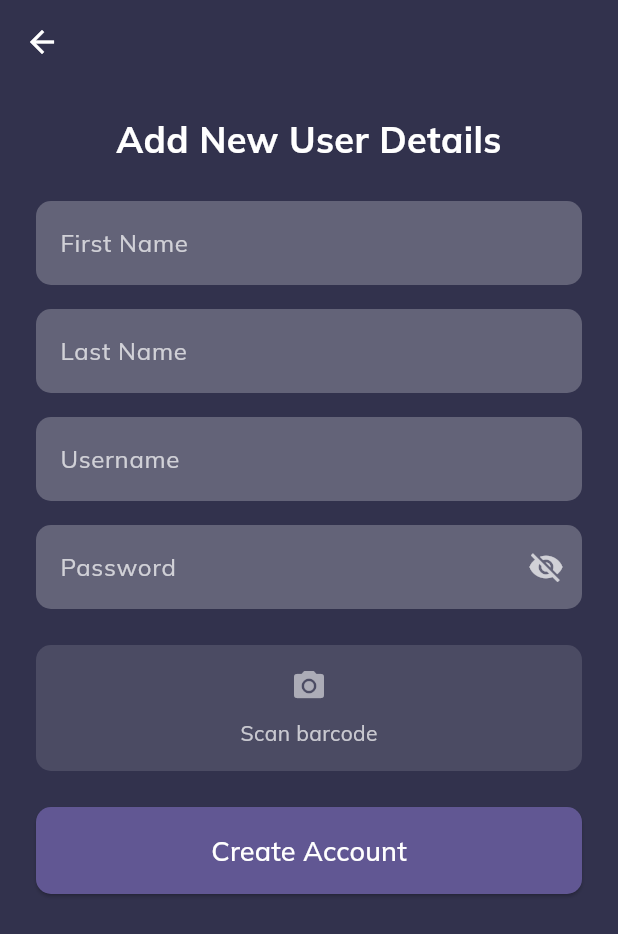
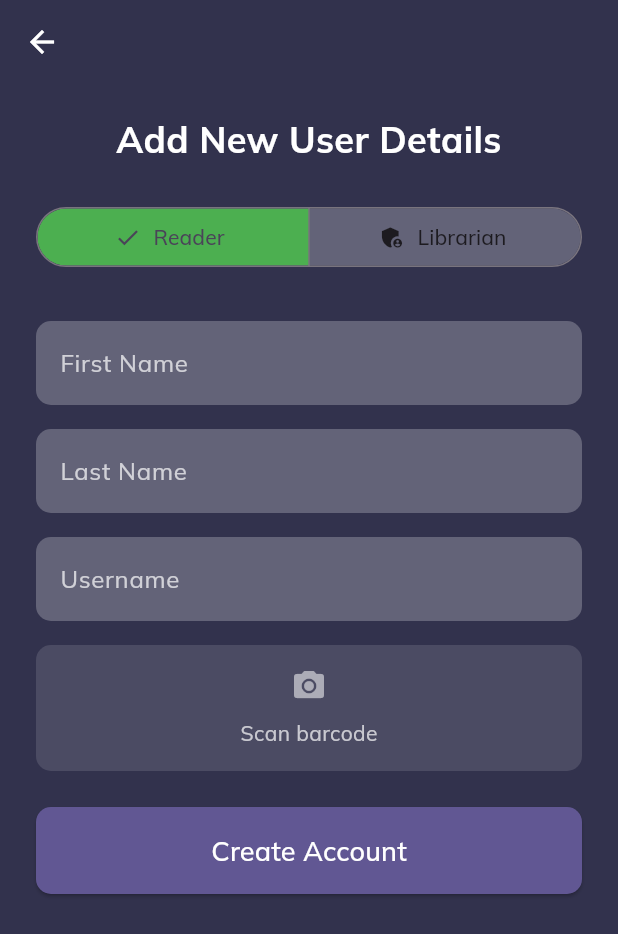
Before and after one commit to smitpatel24/libraryapp, a Flutter app: the AddUserPage screen opened directly, on a phone screen of 412 x 824 dp. Shown: the top 934 px of the screen. Run offline on Flutter 3.47's test engine with Material 3 defaults, Android fonts, the light colour scheme and no system bars; our stand-ins replace bot_toast, flutter_screenutil, flutter_svg, get, google_fonts, image_picker and 4 more; missing offline and left inert: flutter_barcode_scanner; accounts and stored records are empty.

Commit message:
feat:(add user) now can add user as reader or librarian

```diff
--- a/lib/admin/AddUserPage.dart
+++ b/lib/admin/AddUserPage.dart
@@ -1,23 +1,29 @@
 import 'dart:developer';
 import 'package:flutter/material.dart';
 import 'package:flutter_barcode_scanner/flutter_barcode_scanner.dart';
-import 'package:libraryapp/services/supabase_manager.dart';
+import 'package:libraryapp/services/offline_enabled_supabase_manager.dart';
 
 class AddUserPage extends StatefulWidget {
   @override
   _AddUserPageState createState() => _AddUserPageState();
 }
 
+enum UserRole {
+  reader,
+  librarian,
+}
+
 class _AddUserPageState extends State<AddUserPage> {
   // Use singleton instance
-  final SupabaseManager _supabaseManager = SupabaseManager.instance;
+  final OfflineEnabledSupabaseManager _offlineEnabledManager = OfflineEnabledSupabaseManager();
 
   final TextEditingController _firstNameController = TextEditingController();
   final TextEditingController _lastNameController = TextEditingController();
   final TextEditingController _usernameController = TextEditingController();
   final TextEditingController _passwordController = TextEditingController();
   String? _scannedBarcode;
-  bool _isPasswordVisible = false;  // Add state for password visibility
+  bool _isPasswordVisible = false; // Add state for password visibility
+  UserRole _selectedRole = UserRole.reader;
 
   void _createAccount() async {
     if (!_validateInputs()) return;
@@ -31,19 +37,30 @@ class _AddUserPageState extends State<AddUserPage> {
     }
 
     try {
-      log('Calling createUserAsAReader...');
-      await _supabaseManager.createUserAsAReader(
+      if(_selectedRole == UserRole.librarian) {
+        log( 'Creating librarian with barcode: $_scannedBarcode');
+        await _offlineEnabledManager.createUserAsALibrarian(
           firstName: _firstNameController.text,
           lastName: _lastNameController.text,
           username: _usernameController.text,
           password: _passwordController.text,
           barcode: _scannedBarcode!,
         );
+      } else {
+        log( 'Creating reader with barcode: $_scannedBarcode');
+        await _offlineEnabledManager.createUserAsAReader(
+          firstName: _firstNameController.text,
+          lastName: _lastNameController.text,
+          username: _usernameController.text,
+          barcode: _scannedBarcode!,
+        );
+      }
 
       if (mounted) {
         Navigator.of(context).pop(); // Close loading dialog
         _clearForm();
-        _showSuccessMessage('User created successfully! Form cleared for new entry.');
+        _showSuccessMessage(
+            'User created successfully! Form cleared for new entry.');
       }
     } catch (error) {
       if (mounted) {
@@ -56,14 +73,18 @@ class _AddUserPageState extends State<AddUserPage> {
   bool _validateInputs() {
     if (_firstNameController.text.isEmpty ||
         _lastNameController.text.isEmpty ||
-        _usernameController.text.isEmpty ||
-        _passwordController.text.isEmpty) {
+        _usernameController.text.isEmpty) {
       _showErrorMessage('Please fill in all the fields');
       return false;
     }
 
+    if(_selectedRole == UserRole.librarian && _passwordController.text.isEmpty) {
+      _showErrorMessage('Please enter a password for the librarian');
+      return false;
+    }
+
     if (_scannedBarcode == null) {
-      _showErrorMessage('Please scan a barcode first');
+      _showErrorMessage('Please scan a barcode');
       return false;
     }
 
@@ -144,15 +165,22 @@ class _AddUserPageState extends State<AddUserPage> {
               ),
               textAlign: TextAlign.center,
             ),
+            SizedBox(height: 16),
+            _buildRoleSelector(),
             SizedBox(height: 24),
-            _buildTextField(label: 'First Name', controller: _firstNameController),
+            _buildTextField(
+                label: 'First Name', controller: _firstNameController),
             SizedBox(height: 16),
-            _buildTextField(label: 'Last Name', controller: _lastNameController),
+            _buildTextField(
+                label: 'Last Name', controller: _lastNameController),
             SizedBox(height: 16),
             _buildTextField(label: 'Username', controller: _usernameController),
             SizedBox(height: 16),
+            // Only show password field for librarian
+            if (_selectedRole == UserRole.librarian) ...[
               _buildPasswordField(),
-            SizedBox(height: 24),
+              SizedBox(height: 16),
+            ],
               _buildBarcodeScanner(),
               SizedBox(height: 24),
             _buildCreateAccountButton(),
@@ -235,7 +263,9 @@ class _AddUserPageState extends State<AddUserPage> {
             ),
             const SizedBox(height: 10),
             Text(
-              _scannedBarcode != null ? 'Barcode: $_scannedBarcode' : 'Scan barcode',
+              _scannedBarcode != null
+                  ? 'Barcode: $_scannedBarcode'
+                  : 'Scan barcode',
               style: TextStyle(
                 color: _scannedBarcode != null ? Colors.green : Colors.white70,
               ),
@@ -261,6 +291,43 @@ class _AddUserPageState extends State<AddUserPage> {
     );
   }
 
+  Widget _buildRoleSelector() {
+    return Padding(
+      padding: EdgeInsets.symmetric(vertical: 8.0),
+      child: SegmentedButton<UserRole>(
+        segments: const [
+          ButtonSegment<UserRole>(
+            value: UserRole.reader,
+            label: Text('Reader'),
+            icon: Icon(Icons.person_outline),
+          ),
+          ButtonSegment<UserRole>(
+            value: UserRole.librarian,
+            label: Text('Librarian'),
+            icon: Icon(Icons.admin_panel_settings),
+          ),
+        ],
+        selected: {_selectedRole},
+        onSelectionChanged: (Set<UserRole> newSelection) {
+          setState(() {
+            _selectedRole = newSelection.first;
+            _clearForm();
+          });
+        },
+        style: ButtonStyle(
+          backgroundColor: WidgetStateProperty.resolveWith<Color>(
+            (Set<WidgetState> states) {
+              if (states.contains(WidgetState.selected)) {
+                return Colors.green;
+              }
+              return Colors.white24;
+            },
+          ),
+        ),
+      ),
+    );
+  }
+
   @override
   void dispose() {
     _firstNameController.dispose();
--- a/lib/services/supabase_manager.dart
+++ b/lib/services/supabase_manager.dart
@@ -211,14 +211,10 @@ class SupabaseManager {
     required String firstName,
     required String lastName,
     required String username,
-    required String password,
     required String barcode,
   }) async {
-    log('Creating user: $firstName $lastName');
+    log('Creating reader: $firstName $lastName');
     try {
-      // Hash the password before storing it in the database
-      final passwordHash = _hashPassword(password);
-
       // call sql function to create user
       final response = await client.rpc(
         'create_reader',
@@ -226,16 +222,47 @@ class SupabaseManager {
           'first_name': firstName,
           'last_name': lastName,
           'user_name': username,
-          'password_hash': passwordHash,
+          'password_hash':'', // Password is not required for readers
           'reader_barcode': barcode,
         },
       );
 
-
-      log('User created: $response');
+      log('Reader created: $response');
     } catch (e) {
       // Log the error or throw it to be caught by the calling method
-      throw Exception('Failed to create user: $e');
+      throw Exception('Failed to create reader: $e');
+    }
+  }
+
+  // Method to create a new user as a librarain
+  Future<void> createUserAsALibrarian({
+    required String firstName,
+    required String lastName,
+    required String username,
+    required String password,
+    required String barcode,
+  }) async {
+    log('Creating Reader: $firstName $lastName');
+    try {
+      // Hash the password before storing it in the database
+      final passwordHash = _hashPassword(password);
+
+      // call sql function to create user
+      final response = await client.rpc(
+        'create_librarian',
+        params: {
+          'first_name': firstName,
+          'last_name': lastName,
+          'user_name': username,
+          'password_hash': passwordHash,
+          'barcode': barcode,
+        },
+      );
+
+      log('Librarian created: $response');
+    } catch (e) {
+      // Log the error or throw it to be caught by the calling method
+      throw Exception('Failed to create Librarian: $e');
     }
   }
 
@@ -278,8 +305,8 @@ class SupabaseManager {
   Future<void> deleteReader(int readerId) async {
     try {
       log('Deleting reader with ID: $readerId');
-      final response = await client
-          .rpc('delete_reader', params: {'reader_id': readerId});
+      final response =
+          await client.rpc('delete_reader', params: {'reader_id': readerId});
 
       log('Delete response: ${response.data}');
     } catch (e) {
```
Also changed, not shown: lib/services/offline_enabled_supabase_manager.dart (+41 -11 lines). Lines whose indentation alone changed are shown as unchanged.
